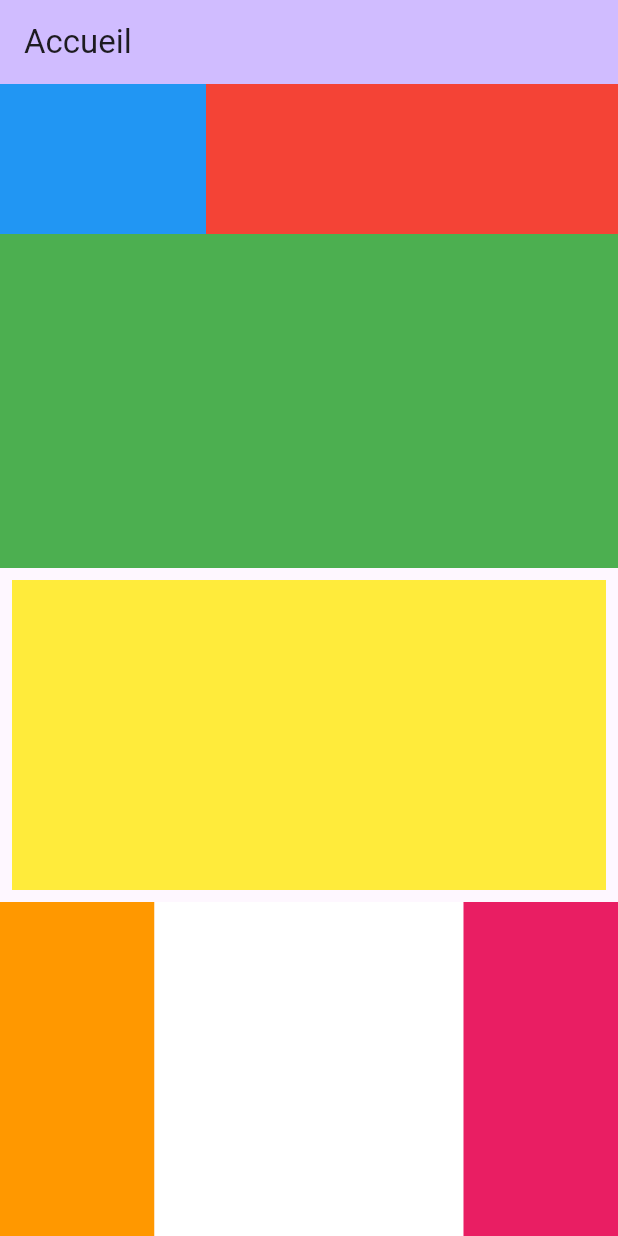
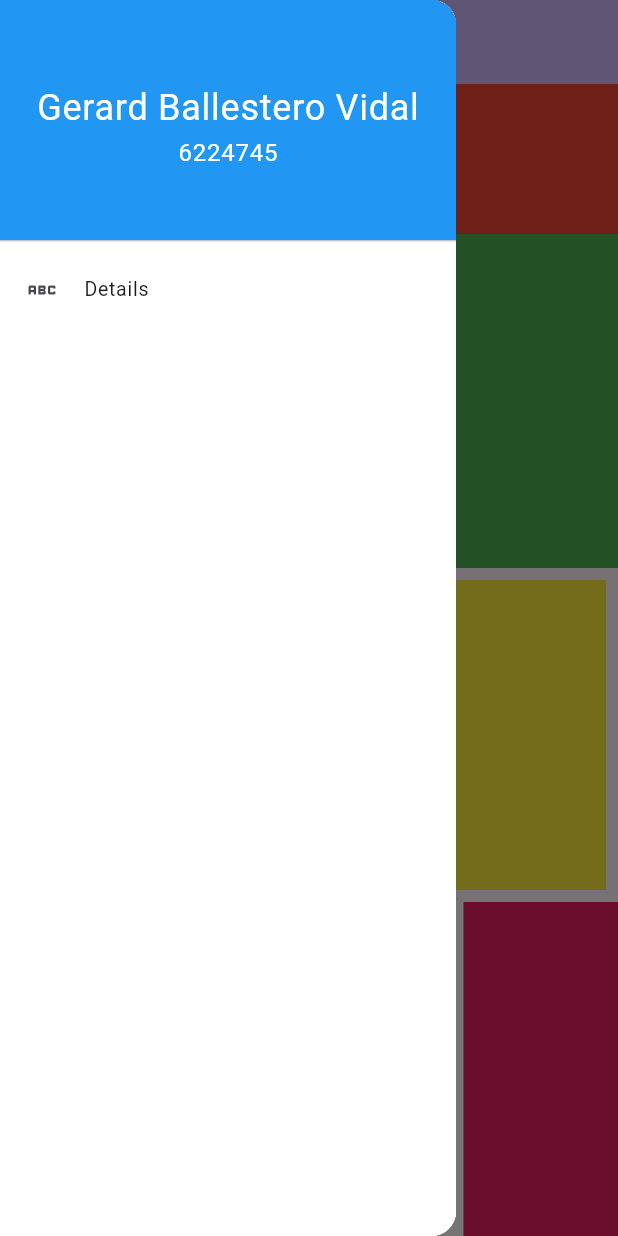
Before and after one commit to 6224745/5N6, a Flutter app: the screen it shows after launch, with the side drawer open (before the commit the screen has no drawer), on a phone screen of 412 x 824 dp. Run offline on Flutter 3.47's test engine with Material 3 defaults, Android fonts, the light colour scheme and no system bars; our stand-ins replace dio, image_picker.

Commit message:
Mise en page

```diff
--- a/formative_intra/nom_pages/lib/acceuil.dart
+++ b/formative_intra/nom_pages/lib/acceuil.dart
@@ -1,5 +1,6 @@
 import 'package:flutter/cupertino.dart';
 import 'package:flutter/material.dart';
+import 'package:nom_pages/tiroir_nav.dart';
 
 class AcceuilPage extends StatefulWidget {
   const AcceuilPage({super.key});
@@ -13,6 +14,7 @@ class _MyAcceuilPageState extends State<AcceuilPage> {
   @override
   Widget build(BuildContext context) {
     return Scaffold(
+      drawer: LeTiroir(),
       appBar: AppBar(
         backgroundColor: Theme.of(context).colorScheme.inversePrimary,
         title: Text('Accueil'),
--- a/formative_intra/nom_pages/lib/details.dart
+++ b/formative_intra/nom_pages/lib/details.dart
@@ -14,6 +14,7 @@ class _MyDetailPageState extends State<DetailPage> {
   Widget build(BuildContext context) {
     return Scaffold(
       appBar: AppBar(
+        automaticallyImplyLeading: false, // Désactive la flèche de retour
         backgroundColor: Theme.of(context).colorScheme.inversePrimary,
         title: Text('Details'),
       ),
@@ -21,6 +22,20 @@ class _MyDetailPageState extends State<DetailPage> {
         child: Column(
           mainAxisAlignment: MainAxisAlignment.center,
           children: <Widget>[
+            Padding(
+              padding: const EdgeInsets.fromLTRB(50, 20, 50, 0),
+              child: Container(
+                height: 200,
+                color: Colors.orange,
+              ),
+            ),
+            SizedBox(height: 20),
+            ElevatedButton(
+              onPressed: () {
+                Navigator.pushNamed(context, '/acceuil');
+              },
+              child: Text('Retour à l\'accueil'),
+            ),
           ],
         ),
       ),
--- /dev/null
+++ b/formative_intra/nom_pages/lib/tiroir_nav.dart
@@ -0,0 +1,63 @@
+import 'package:flutter/material.dart';
+import 'details.dart';
+
+class LeTiroir extends StatefulWidget {
+  const LeTiroir({super.key});
+
+  @override
+  State<LeTiroir> createState() => LeTiroirState();
+}
+
+class LeTiroirState extends State<LeTiroir> {
+  @override
+  Widget build(BuildContext context) {
+    var listView = ListView(
+      padding: EdgeInsets.zero,
+      children: <Widget>[
+        DrawerHeader(
+          decoration: BoxDecoration(
+            color: Colors.blue,
+          ),
+          child: Column(
+            crossAxisAlignment: CrossAxisAlignment.center,
+            mainAxisAlignment: MainAxisAlignment.center,
+            children: [
+              Text(
+                'Gerard Ballestero Vidal', // Remplacez par VOTRE prénom
+                style: TextStyle(
+                  color: Colors.white,
+                  fontSize: 24,
+                ),
+              ),
+              Text(
+                '6224745', // Remplacez par VOTRE matricule
+                style: TextStyle(
+                  color: Colors.white,
+                  fontSize: 16,
+                ),
+              ),
+            ],
+          ),
+        ),
+        ListTile(
+          dense: true,
+          leading: const Icon(Icons.abc),
+          title: const Text("Details"),
+          onTap: () {
+            // Ferme le tiroir de navigation
+            Navigator.of(context).pop();
+            // Navigue vers la page de détails
+            Navigator.pushNamed(context, '/details');
+          },
+        ),
+      ],
+    );
+
+    return Drawer(
+      child: Container(
+        color: const Color(0xFFFFFFFF),
+        child: listView,
+      ),
+    );
+  }
+}
```
